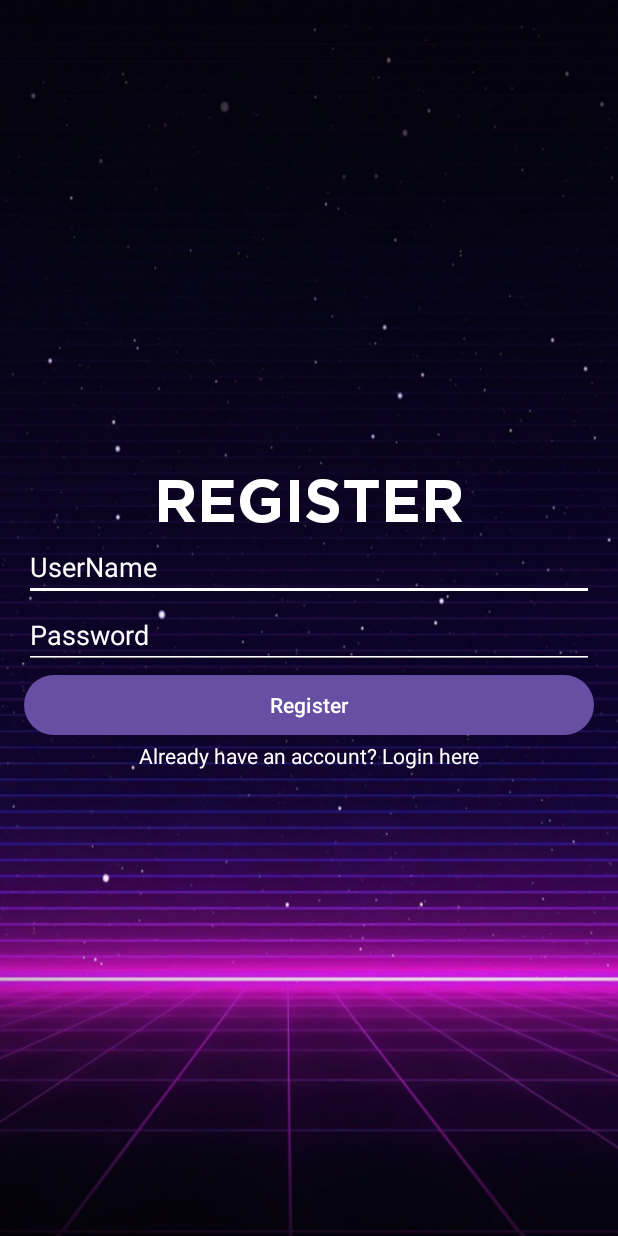
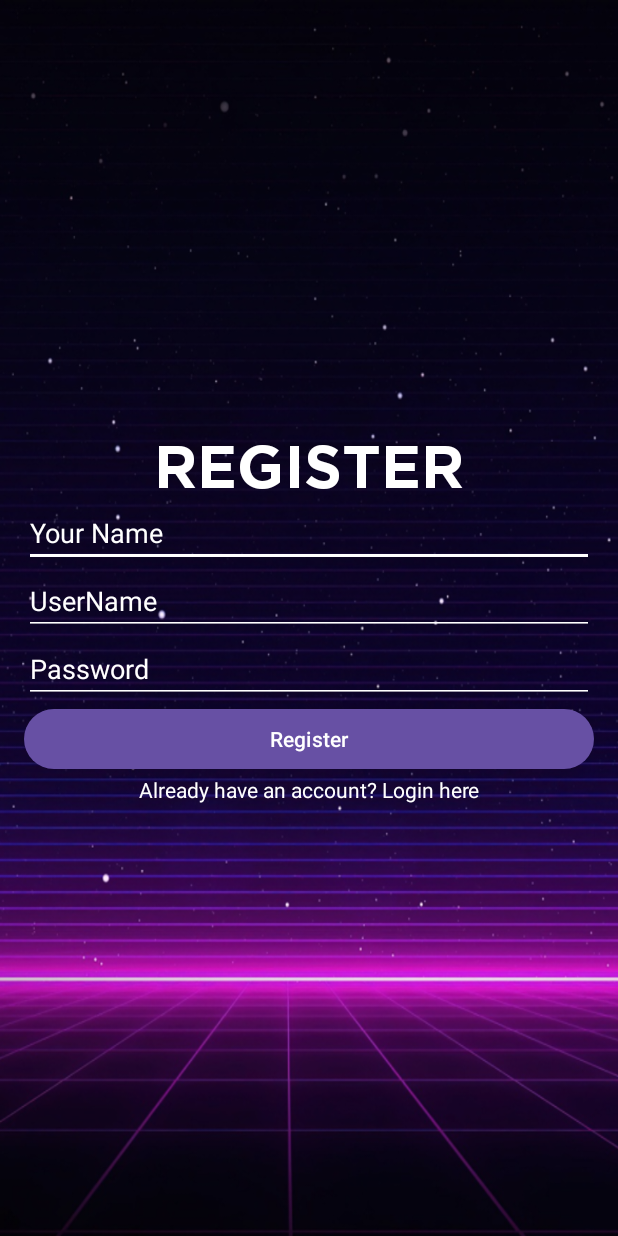
Before and after one commit to Sewlz/TuneFlow, an Android app: the Register screen opened directly, with no data from a screen before it, on a phone screen of 412 x 824 dp. Run offline under Robolectric (Android 15) with nearby library versions, the phone set to English and light mode, and no system bars.

Commit message:
update regist activity

```diff
--- a/app/src/main/res/layout/activity_register.xml
+++ b/app/src/main/res/layout/activity_register.xml
@@ -24,6 +24,13 @@
             android:text="REGISTER"
             android:textColor="#FFFFFF"
             android:textSize="40dp" />
+        <EditText
+            android:id="@+id/editTextName"
+            android:layout_width="match_parent"
+            android:layout_height="wrap_content"
+            android:backgroundTint="@color/white"
+            android:textColorHint="@color/white"
+            android:hint="Your Name" />
         <EditText
             android:id="@+id/editTextEmailRegister"
             android:layout_width="match_parent"
```
